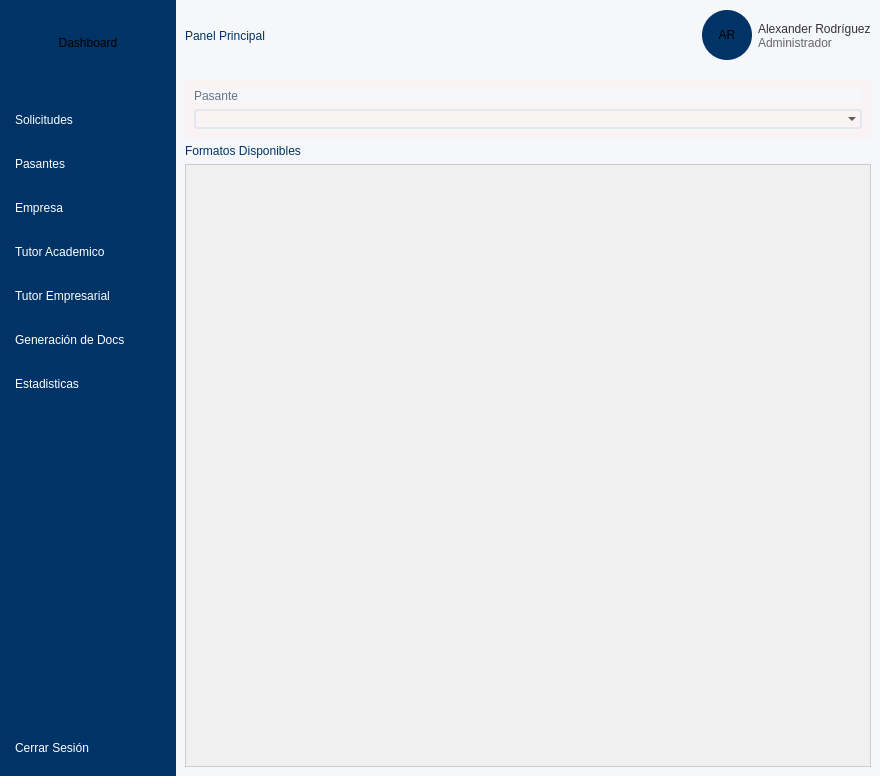
Before: the Qt Designer form UI/dashboard.ui in AlexING-7/Gestion_Pasantes, drawn with Qt 5.
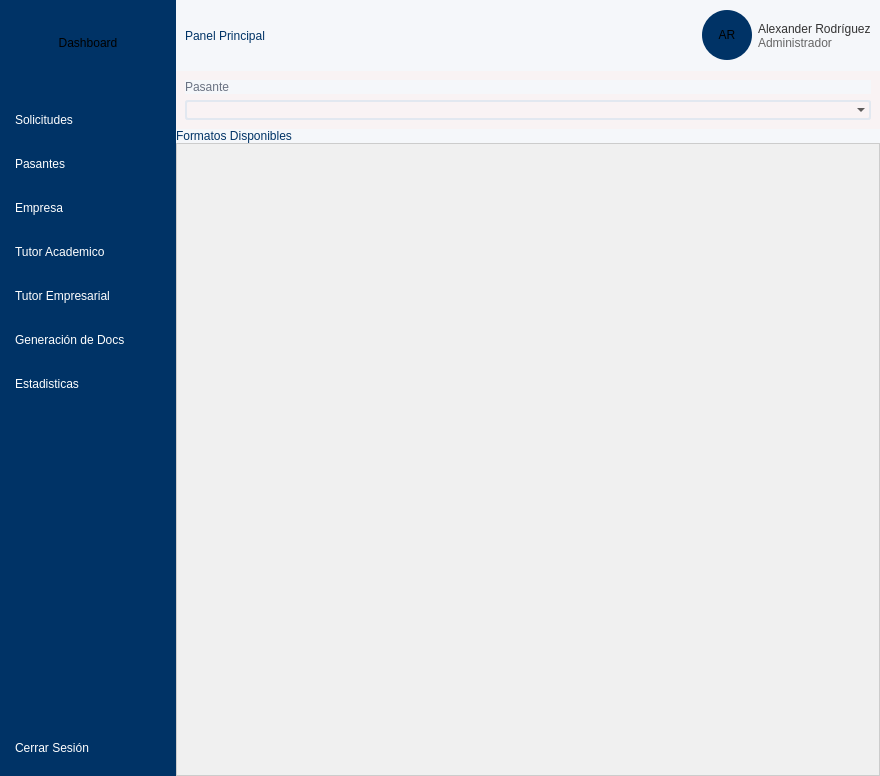
After: the same form once the commit is applied.

```diff
--- a/UI/dashboard.ui
+++ b/UI/dashboard.ui
@@ -392,6 +392,21 @@
        <widget class="QStackedWidget" name="stackedWidget">
         <widget class="QWidget" name="page">
          <layout class="QVBoxLayout" name="verticalLayout_8">
+          <property name="spacing">
+           <number>0</number>
+          </property>
+          <property name="leftMargin">
+           <number>0</number>
+          </property>
+          <property name="topMargin">
+           <number>0</number>
+          </property>
+          <property name="rightMargin">
+           <number>0</number>
+          </property>
+          <property name="bottomMargin">
+           <number>0</number>
+          </property>
           <item>
            <widget class="QFrame" name="frame_6">
             <property name="styleSheet">
@@ -450,23 +465,9 @@
              <string notr="true">QListWidget {
                 background-color: #f0f0f0;
                 border: 1px solid #ccc;
+				padding:0px;
             }
-            QListWidget::item {
-                background-color: white;
-                border: 1px solid #ddd;
-                border-radius: 8px;
-                padding: 10px;
-                color: #333;
-            }
-            QListWidget::item:selected {
-                background-color: #dbeafe; /* Azul claro al seleccionar */
-                border: 1px solid #3b82f6;
-                color: black;
-            }
-            QListWidget::item:hover {
-                background-color: #ffffff;
-                border: 1px solid #aaa;
-            }</string>
+          </string>
             </property>
             <property name="movement">
              <enum>QListView::Movement::Static</enum>
@@ -475,7 +476,7 @@
              <enum>QListView::ResizeMode::Adjust</enum>
             </property>
             <property name="spacing">
-             <number>10</number>
+             <number>5</number>
             </property>
             <property name="viewMode">
              <enum>QListView::ViewMode::IconMode</enum>
@@ -487,7 +488,7 @@
              <bool>false</bool>
             </property>
             <property name="itemAlignment">
-             <set>Qt::AlignmentFlag::AlignLeading</set>
+             <set>Qt::AlignmentFlag::AlignHCenter|Qt::AlignmentFlag::AlignLeading|Qt::AlignmentFlag::AlignLeft</set>
             </property>
            </widget>
           </item>
```
Left out of the diff: 7 changed lines with no effect on the pictures.
